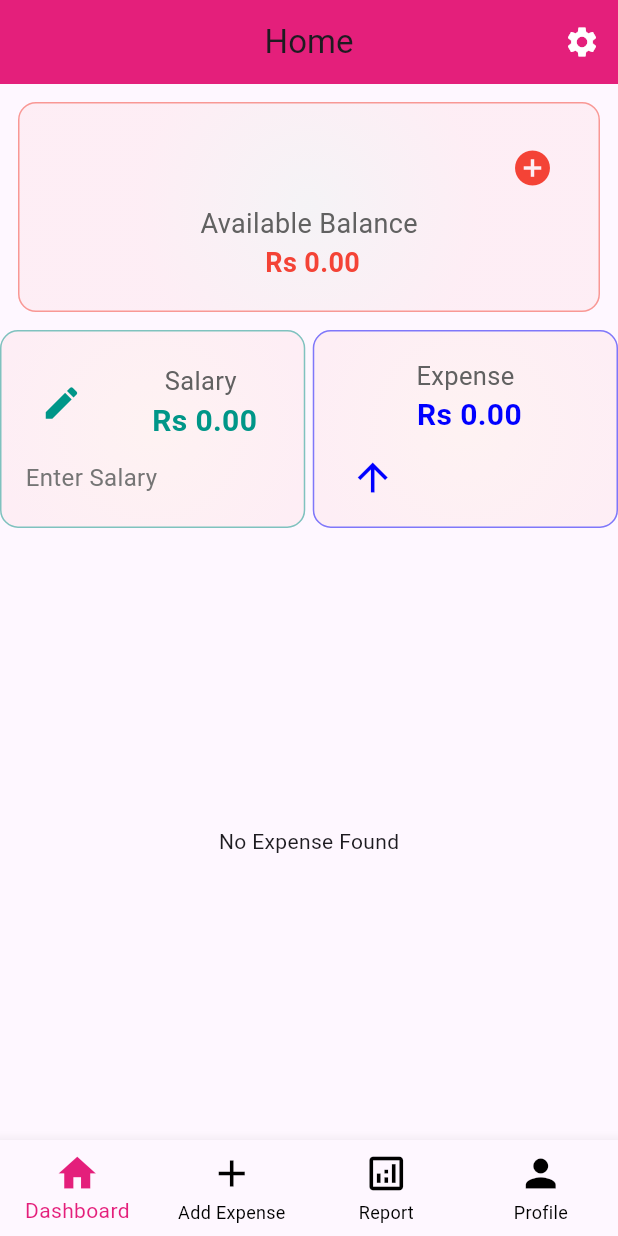
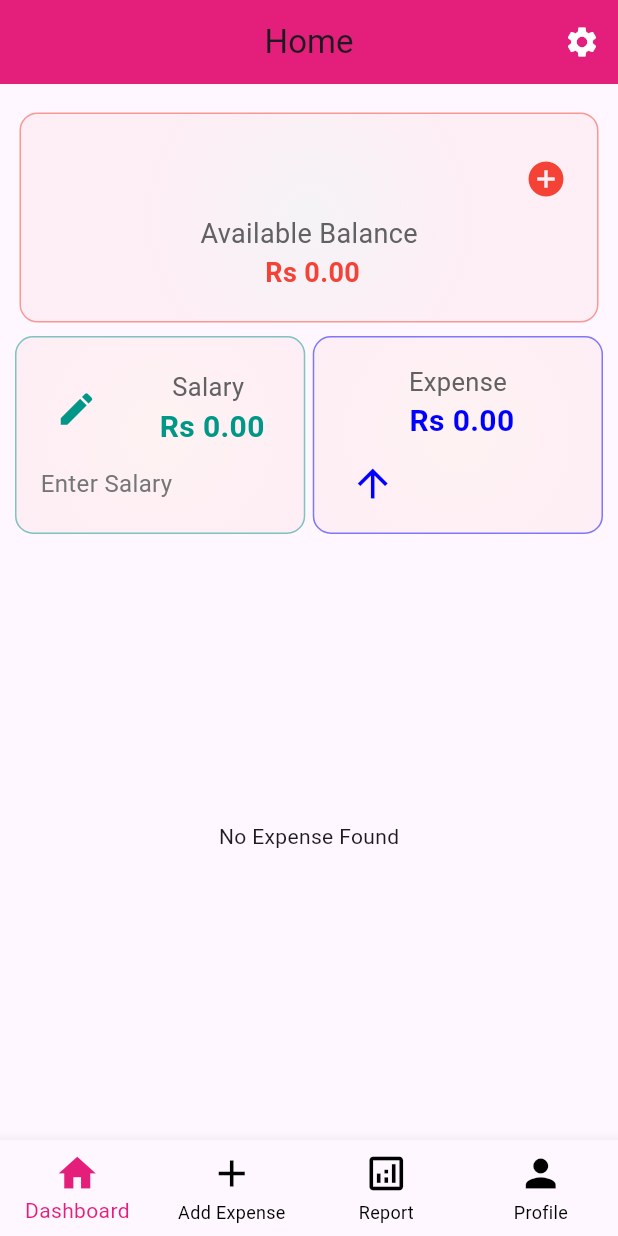
Before and after one commit to Arif-khan085/expanse_tracker, a Flutter app: the HomeScreen screen opened by its route, on a phone screen of 412 x 824 dp. Run offline on Flutter 3.47's test engine with Material 3 defaults, Android fonts, the phone set to English and light mode, and no system bars; our stand-ins replace cloud_firestore, firebase_auth, firebase_core, fl_chart, fluttertoast, get and 1 more; accounts and stored records are empty.

Commit message:
add padding

```diff
--- a/lib/res/components/add_balance.dart
+++ b/lib/res/components/add_balance.dart
@@ -19,8 +19,8 @@ class AddBalance extends StatelessWidget {
     return Container(
       height: MediaQuery.of(context).size.height * 0.17,
       width: MediaQuery.of(context).size.width * 1,
-      margin: const EdgeInsets.all(12),
-      padding: const EdgeInsets.symmetric(vertical: 16, horizontal: 20),
+      margin: const EdgeInsets.symmetric(horizontal: 3,vertical: 9),
+      padding: const EdgeInsets.only(left: 10,right: 10),
       decoration: BoxDecoration(
         gradient: const RadialGradient(
           colors: [Colors.green, Colors.red],
--- a/lib/res/translation/apptranslation.dart
+++ b/lib/res/translation/apptranslation.dart
@@ -26,6 +26,9 @@ class AppTranslations extends Translations {
       'System Default':'System Default',
       'Light':'Light',
       'Dark':'Dark',
+      'Language':'Language',
+      'Enable Reminders':''
+
 
     },
     'ur_PK': {
@@ -51,6 +54,7 @@ class AppTranslations extends Translations {
       'System Default':'تھیم موڈ',
       'Light':'روشنی',
       'Dark':'اندھیرا',
+      'Language':'زبان',
 
     }
   };
--- a/lib/view/homescreen/homescreen.dart
+++ b/lib/view/homescreen/homescreen.dart
@@ -49,7 +49,6 @@ class _HomeScreenState extends State<HomeScreen> {
         body: Center(child: CircularProgressIndicator()),
       );
     }
-
     return Scaffold(
       bottomNavigationBar: CustomNavigationBar(
         selectIndex: 0,
@@ -69,7 +68,9 @@ class _HomeScreenState extends State<HomeScreen> {
         centerTitle: true,
         title: const Text('Home'),
       ),
-      body: Column(
+      body: Padding(
+        padding: const EdgeInsets.symmetric(horizontal: 10,vertical: 10),
+        child: Column(
           children: [
             // ✅ Available Balance
             StreamBuilder<DocumentSnapshot>(
@@ -112,7 +113,6 @@ class _HomeScreenState extends State<HomeScreen> {
                       if (snapshot.hasData && snapshot.data!.exists) {
                         salary = (snapshot.data!['amount'] as num).toDouble();
                       }
-
                       return BalanceItem(
                         footerText: 'Enter Salary',
                         title: 'Salary',
@@ -272,6 +272,7 @@ class _HomeScreenState extends State<HomeScreen> {
             ),
           ],
         ),
+      ),
     );
   }
 
--- a/lib/view/settings/settings_screens.dart
+++ b/lib/view/settings/settings_screens.dart
@@ -53,7 +53,7 @@ class SettingsView extends StatelessWidget {
           */
 
           Obx(() => ListTile(
-            title: Text("Language"),
+            title: Text("Language".tr),
             subtitle: Text(controller.selectedLanguage.value),
             trailing: DropdownButton<String>(
               value: controller.selectedLanguage.value,
```
Also changed, not shown: pubspec.lock. Lines whose indentation alone changed are shown as unchanged.
